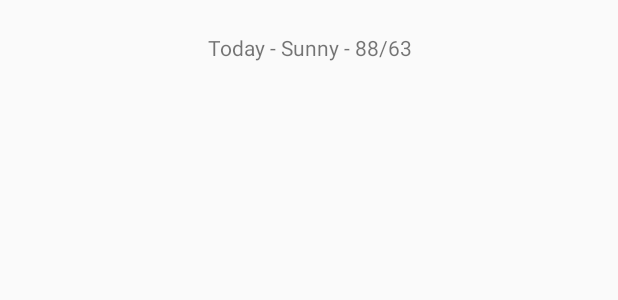
After one commit to Prithpal-Sooriya/Practice-Android-Development, an Android app: the layout list_item_forecast.xml on its own in the app's theme, with its tools: preview values and no code run, on a phone screen of 412 x 824 dp. The commit adds this screen. Shown: the top 300 px of the screen. Run offline under Robolectric (Android 15) with nearby library versions, the phone set to English and light mode, and no system bars.

Commit message:
Progress has been made
Going through the 1.0x lessons, so far I seem to understand what is
going on in Android Studio. Also starting to understand some of the
concepts of Android development.

```diff
--- /dev/null
+++ b/Sunshine/app/src/main/res/layout/list_item_forecast.xml
@@ -0,0 +1,10 @@
+<?xml version="1.0" encoding="utf-8"?>
+<TextView xmlns:android="http://schemas.android.com/apk/res/android"
+    android:layout_width="match_parent"
+    android:layout_height="wrap_content"
+    android:text="Today - Sunny - 88/63"
+    android:id="@+id/list_item_forecast_textview"
+    android:minHeight="?android:attr/listPreferredItemHeight"
+    android:gravity="center_vertical|center_horizontal"
+    >
+</TextView>
```
Also changed, not shown: Sunshine/app/src/main/java/com/code/prithpalsooriya/sunshine/app/MainActivity.java (+15 -0 lines), Sunshine/app/src/main/res/layout/fragment_main.xml (+17 -5 lines), 5 other files.
